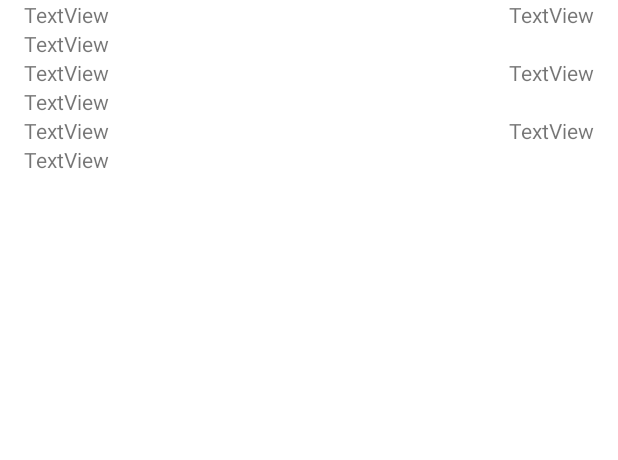
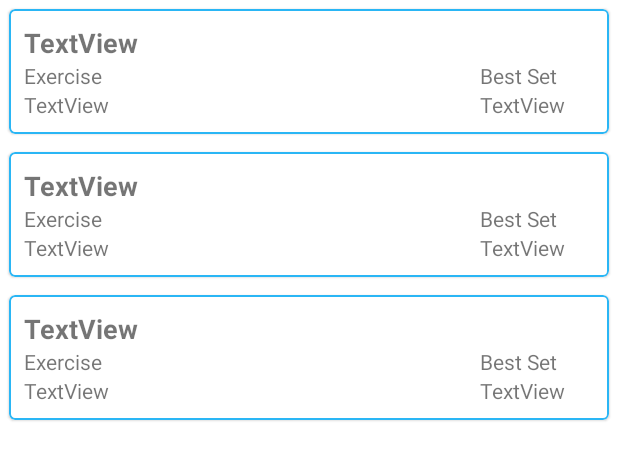
Before and after one commit to dksmth/Move, an Android app: the layout fragment_item_list.xml on its own in the app's theme, with its tools: preview values and no code run, on a phone screen of 412 x 824 dp. Shown: the top 460 px of the screen. Run offline under Robolectric (Android 15) with nearby library versions, the phone set to English and light mode, and no system bars; network calls fail.

Commit message:
Cards with fancy borders in WorkoutHistory

```diff
--- a/app/build.gradle
+++ b/app/build.gradle
@@ -38,6 +38,7 @@ android {
     }
     buildFeatures {
         viewBinding true
+        dataBinding true
     }
 }
 
@@ -51,6 +52,7 @@ dependencies {
     implementation 'androidx.navigation:navigation-ui-ktx:2.5.3'
     implementation 'androidx.legacy:legacy-support-v4:1.0.0'
     implementation 'androidx.recyclerview:recyclerview:1.3.0'
+    implementation 'androidx.cardview:cardview:1.0.0'
     testImplementation 'junit:junit:4.13.2'
     androidTestImplementation 'androidx.test.ext:junit:1.1.5'
     androidTestImplementation 'androidx.test.espresso:espresso-core:3.5.1'
--- a/app/src/main/java/com/example/move/ui/viewmodels/WorkoutViewModel.kt
+++ b/app/src/main/java/com/example/move/ui/viewmodels/WorkoutViewModel.kt
@@ -84,9 +84,7 @@ class WorkoutViewModel(application: Application) : AndroidViewModel(application)
         workout.value?.any { it.exercise == exercise }!!
 
     suspend fun insertWorkout() {
-
         val check = workout.value
-
         val time = getWeekdayAndDate()
 
         val workoutId = dao.upsertWorkout(workout = Workout(blocks = check, dateTime = time))
--- /dev/null
+++ b/app/src/main/res/layout/cards_for_workout_history.xml
@@ -0,0 +1,77 @@
+<?xml version="1.0" encoding="utf-8"?>
+<layout xmlns:android="http://schemas.android.com/apk/res/android"
+    xmlns:app="http://schemas.android.com/apk/res-auto">
+
+    <com.google.android.material.card.MaterialCardView
+        android:id="@+id/card"
+        android:layout_width="match_parent"
+        android:layout_height="wrap_content"
+        app:cardCornerRadius="4dp"
+        app:strokeColor="#D703A9F4"
+        app:strokeWidth="1dp"
+        android:layout_margin="6dp">
+
+
+        <androidx.constraintlayout.widget.ConstraintLayout
+            android:id="@+id/constraintLayout"
+            android:layout_width="match_parent"
+            android:layout_height="wrap_content"
+            android:padding="10dp"
+            >
+
+            <TextView
+                android:id="@+id/bestSetTab"
+                android:layout_width="0dp"
+                android:layout_height="wrap_content"
+                android:text="Best Set"
+                app:layout_constraintBottom_toBottomOf="@id/exerciseTab"
+                app:layout_constraintEnd_toEndOf="@id/constraintLayout"
+                app:layout_constraintStart_toStartOf="@+id/guideline3"
+                app:layout_constraintTop_toTopOf="@id/exerciseTab" />
+
+            <TextView
+                android:id="@+id/workoutBody"
+                android:layout_width="wrap_content"
+                android:layout_height="wrap_content"
+                android:text="TextView"
+                app:layout_constraintStart_toStartOf="@id/constraintLayout"
+                app:layout_constraintTop_toBottomOf="@id/exerciseTab" />
+
+            <TextView
+                android:id="@+id/tvDate"
+                android:layout_width="wrap_content"
+                android:layout_height="wrap_content"
+                android:text="TextView"
+                android:textSize="18sp"
+                android:textStyle="bold"
+                app:layout_constraintStart_toStartOf="@id/constraintLayout"
+                app:layout_constraintTop_toTopOf="@id/constraintLayout" />
+
+            <TextView
+                android:id="@+id/exerciseTab"
+                android:layout_width="wrap_content"
+                android:layout_height="wrap_content"
+                android:text="Exercise"
+                app:layout_constraintStart_toStartOf="@id/constraintLayout"
+                app:layout_constraintTop_toBottomOf="@id/tvDate" />
+
+            <androidx.constraintlayout.widget.Guideline
+                android:id="@+id/guideline3"
+                android:layout_width="wrap_content"
+                android:layout_height="wrap_content"
+                android:orientation="vertical"
+                app:layout_constraintGuide_percent="0.8" />
+
+            <TextView
+                android:id="@+id/bestSetsColumn"
+                android:layout_width="0dp"
+                android:layout_height="wrap_content"
+                android:text="TextView"
+                app:layout_constraintEnd_toEndOf="@id/constraintLayout"
+                app:layout_constraintStart_toStartOf="@+id/guideline3"
+                app:layout_constraintTop_toBottomOf="@+id/bestSetTab" />
+
+
+        </androidx.constraintlayout.widget.ConstraintLayout>
+    </com.google.android.material.card.MaterialCardView>
+</layout>
--- a/app/src/main/res/layout/fragment_item.xml
+++ /dev/null
@@ -1,32 +0,0 @@
-<?xml version="1.0" encoding="utf-8"?>
-<androidx.constraintlayout.widget.ConstraintLayout xmlns:android="http://schemas.android.com/apk/res/android"
-    xmlns:app="http://schemas.android.com/apk/res-auto"
-    xmlns:tools="http://schemas.android.com/tools"
-    android:id="@+id/constraintLayout"
-    android:layout_width="match_parent"
-    android:layout_height="wrap_content">
-
-    <TextView
-        android:id="@+id/dateTime"
-        android:layout_width="wrap_content"
-        android:layout_height="wrap_content"
-        android:text="TextView"
-        app:layout_constraintEnd_toEndOf="parent"
-        app:layout_constraintTop_toTopOf="parent" />
-
-    <TextView
-        android:id="@+id/workoutBody"
-        android:layout_width="wrap_content"
-        android:layout_height="wrap_content"
-        android:text="TextView"
-        app:layout_constraintStart_toStartOf="parent"
-        app:layout_constraintTop_toBottomOf="@+id/workoutName" />
-
-    <TextView
-        android:id="@+id/workoutName"
-        android:layout_width="wrap_content"
-        android:layout_height="wrap_content"
-        android:text="TextView"
-        app:layout_constraintStart_toStartOf="parent"
-        app:layout_constraintTop_toTopOf="parent" />
-</androidx.constraintlayout.widget.ConstraintLayout>
--- a/app/src/main/res/layout/fragment_item_list.xml
+++ b/app/src/main/res/layout/fragment_item_list.xml
@@ -6,8 +6,6 @@
     android:name="com.example.move.ui.fragments.WorkoutHistoryFragment"
     android:layout_width="match_parent"
     android:layout_height="match_parent"
-    android:layout_marginLeft="16dp"
-    android:layout_marginRight="16dp"
     app:layoutManager="LinearLayoutManager"
     tools:context=".ui.fragments.WorkoutHistoryFragment"
-    tools:listitem="@layout/fragment_item" />
+    tools:listitem="@layout/cards_for_workout_history" />
--- a/app/src/main/res/layout/item_sets.xml
+++ b/app/src/main/res/layout/item_sets.xml
@@ -56,7 +56,7 @@
         android:adjustViewBounds="false"
         android:background="#00FFFFFF"
         android:cropToPadding="true"
-        android:src="@drawable/close_fill0_wght500_grad0_opsz48"
+        android:src="@drawable/delete_set_icon"
         app:layout_constraintEnd_toEndOf="parent"
         app:layout_constraintHorizontal_bias="0.5"
         app:layout_constraintHorizontal_weight="0.8"
--- a/gradle.properties
+++ b/gradle.properties
@@ -22,3 +22,4 @@ kotlin.code.style=official
 # thereby reducing the size of the R class for that library
 android.nonTransitiveRClass=true
 org.gradle.unsafe.configuration-cache=true
+android.enableJetifier=true
```
Also changed, not shown: app/src/main/java/com/example/move/adapters/WorkoutHistoryAdapter.kt (+12 -9 lines), app/src/main/java/com/example/move/ui/fragments/WorkoutHistoryFragment.kt (+0 -7 lines), app/src/main/res/layout/fragment_workout.xml (+1 -8 lines).
